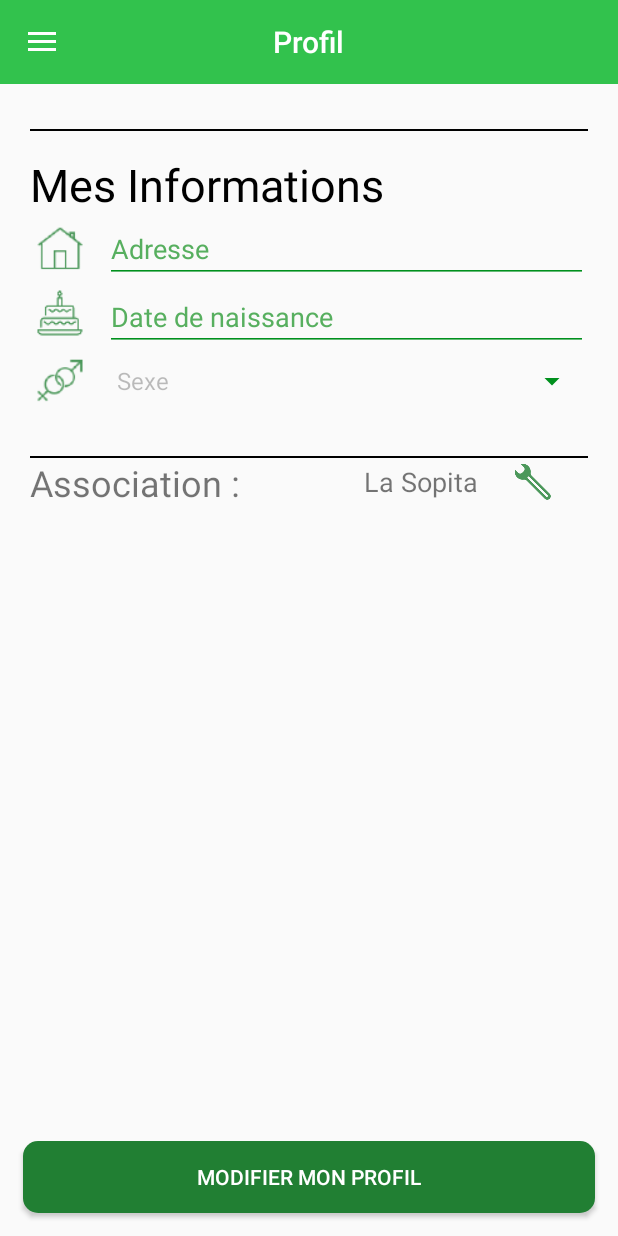
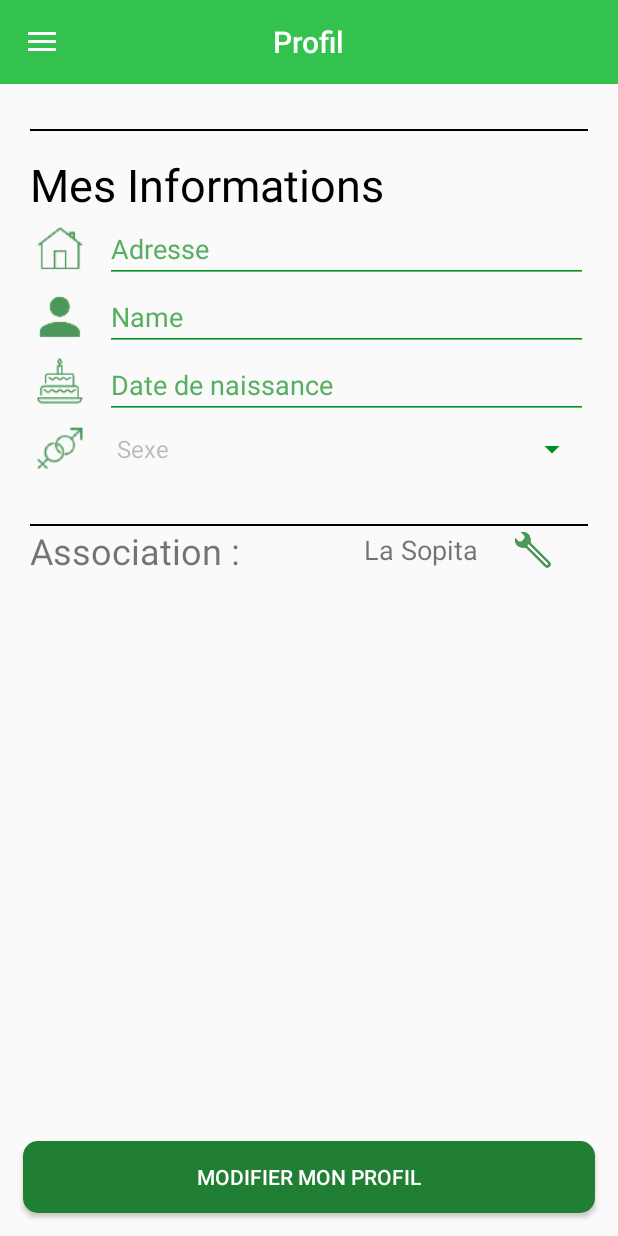
Before and after one commit to R0ma1nG/PLD-SMART, an Android app: the ProfileActivity screen opened directly, with no data from a screen before it, on a phone screen of 412 x 824 dp. Run offline under Robolectric (Android 15) with nearby library versions, the phone set to English and light mode, and no system bars; libraries missing offline, so code that uses them is left out: com.squareup.okhttp; 9 statements that could not run were skipped.

Commit message:
Profile ++
ajout des champs d'association

```diff
--- a/android/app/src/main/AndroidManifest.xml
+++ b/android/app/src/main/AndroidManifest.xml
@@ -50,6 +50,10 @@
         </activity>
         <activity
             android:name=".Activities.ProfileActivity"
+            android:screenOrientation="portrait"/>
+
+        <activity
+            android:name=".Activities.ChangeAssociationActivity"
             android:screenOrientation="portrait"/>
 
 
--- a/android/app/src/main/java/com/h4413/recyclyon/Activities/ProfileActivity.java
+++ b/android/app/src/main/java/com/h4413/recyclyon/Activities/ProfileActivity.java
@@ -19,11 +19,17 @@ import android.widget.Button;
 import android.widget.EditText;
 import android.widget.ImageButton;
 import android.widget.Spinner;
+import android.widget.TextView;
 import android.widget.Toast;
 
 import com.google.gson.Gson;
+import com.h4413.recyclyon.Activities.Connection.CGUActivity;
+import com.h4413.recyclyon.Activities.Connection.ChooseAssociationActivity;
 import com.h4413.recyclyon.Activities.Connection.InscriptionActivity;
+import com.h4413.recyclyon.Adapters.ChooseAssociationRecyclerViewAdapter;
 import com.h4413.recyclyon.Listeners.NavigationItemSelectedListener;
+import com.h4413.recyclyon.Model.Association;
+import com.h4413.recyclyon.Model.AssociationList;
 import com.h4413.recyclyon.Model.User;
 import com.h4413.recyclyon.R;
 import com.h4413.recyclyon.Services.UserServices;
@@ -43,12 +49,16 @@ public class ProfileActivity extends AppCompatActivity {
 
     private Spinner mSexInput;
     private EditText mAdressInput;
+    private EditText mNameInput;
     private EditText mDateNaissanceInput;
+    private TextView mAssociation;
+
+    private static final int REQUEST_CODE_ASSOCIATION = 1;
 
     private Button mChangeButton;
     private Button mCancelButton;
     private Button mSubmitButton;
-    private ImageButton associationChangeButton;
+    private ImageButton mAssociationChangeButton;
 
     private User mUser;
 
@@ -63,10 +73,12 @@ public class ProfileActivity extends AppCompatActivity {
         mSubmitButton = (Button) findViewById(R.id.profile_activity_submit_btn);
         mCancelButton = (Button)findViewById(R.id.profile_activity_cancel_btn);
         mSexInput = (Spinner) findViewById(R.id.profile_activity_gender_input);
+        mNameInput=(EditText) findViewById(R.id.profile_activity_name_input);
         mAdressInput = (EditText) findViewById(R.id.profile_activity_adress_input);
         mDateNaissanceInput = (EditText) findViewById(R.id.profile_activity_date_input);
         mChangeButton = (Button) findViewById(R.id.profile_activity_modification_btn);
-        associationChangeButton=(ImageButton) findViewById(R.id.profile_activity_btn_change_association);
+        mAssociationChangeButton=(ImageButton) findViewById(R.id.profile_activity_btn_change_association);
+        mAssociation= (TextView)findViewById(R.id.profile_activity_text_chosen_association);
         ArrayAdapter<CharSequence> adapter = ArrayAdapter.createFromResource(this,
                 R.array.inscriptionSexeChoices, android.R.layout.simple_spinner_item);
         adapter.setDropDownViewResource(android.R.layout.simple_spinner_dropdown_item);
@@ -75,13 +87,24 @@ public class ProfileActivity extends AppCompatActivity {
 
         mUser = UserServices.getCurrentUserFromSharedPreferences(this);
         mAdressInput.setText(mUser.adresse);
+        mNameInput.setText(mUser.nom);
         SimpleDateFormat simpleDate =  new SimpleDateFormat("dd/MM/yyyy");
         String strDt = simpleDate.format(mUser.dateNaissance);
         mDateNaissanceInput.setText(strDt);
         mSexInput.setSelection(mUser.sexe+1);
 
+        HttpClient.GET(Routes.Associations, mUser.idAssoc, ProfileActivity.this, new HttpClient.OnResponseCallback() {
+            @Override
+            public void onJSONResponse(int statusCode, JSONObject response) {
+                Gson gson = new Gson();
+                Association association = gson.fromJson(String.valueOf(response), Association.class);
+                mAssociation.setText(association.nom);
+            }
+        });
+
         //Verouille les champs sans le click sur modifier
         mSexInput.setEnabled(false);
+        mNameInput.setEnabled(false);
         mAdressInput.setEnabled(false);
         mDateNaissanceInput.setEnabled(false);
 
@@ -96,6 +119,7 @@ public class ProfileActivity extends AppCompatActivity {
             @Override
             public void onClick(View v) {
                 mUser.adresse = mAdressInput.getText().toString();
+                mUser.nom=mNameInput.getText().toString();
                 Date date = null;
                 if(!mDateNaissanceInput.getText().toString().equals("")) {
                     SimpleDateFormat sdf = new SimpleDateFormat("dd/MM/yyyy");
@@ -134,9 +158,19 @@ public class ProfileActivity extends AppCompatActivity {
             }
         });
 
+        mAssociationChangeButton.setOnClickListener(new View.OnClickListener() {
+            @Override
+            public void onClick(View view) {
+                Intent intent = new Intent(ProfileActivity.this, ChangeAssociationActivity.class);
+                //intent.putExtra("Association", mCurrentAssociation);
+                startActivityForResult(intent, REQUEST_CODE_ASSOCIATION);
+            }
+        });
+
         mChangeButton.setOnClickListener(new View.OnClickListener() {
             @Override
             public void onClick(View view) {
+                mNameInput.setEnabled(true);
                 mSexInput.setEnabled(true);
                 mAdressInput.setEnabled(true);
                 mDateNaissanceInput.setEnabled(true);
@@ -151,6 +185,7 @@ public class ProfileActivity extends AppCompatActivity {
     }
 
     private void disableInputs() {
+        mNameInput.setEnabled(false);
         mSexInput.setEnabled(false);
         mAdressInput.setEnabled(false);
         mDateNaissanceInput.setEnabled(false);
--- a/android/app/src/main/res/layout/content_profile.xml
+++ b/android/app/src/main/res/layout/content_profile.xml
@@ -70,6 +70,27 @@
         </LinearLayout>
 
         <LinearLayout
+            android:id="@+id/profile_activity_name_layout"
+            android:layout_width="match_parent"
+            android:layout_height="wrap_content">
+
+            <ImageView
+                android:layout_width="40dp"
+                android:layout_height="40dp"
+                android:id="@+id/inscription_name_img"
+                style="@style/ImageTheme"
+                android:layout_gravity="center"
+                android:layout_marginEnd="10dp"
+                android:src="@drawable/profile_name" />
+
+            <EditText
+                android:id="@+id/profile_activity_name_input"
+                style="@style/EditTextTheme"
+                android:hint="Name" />
+
+        </LinearLayout>
+
+        <LinearLayout
             android:id="@+id/profile_activity_date_layout"
             android:layout_width="match_parent"
             android:layout_height="wrap_content">
@@ -89,6 +110,8 @@
                 android:inputType="date" />
 
         </LinearLayout>
+
+
 
         <LinearLayout
             android:id="@+id/profile_activity_gender_layout"
--- a/android/app/src/main/res/values/strings.xml
+++ b/android/app/src/main/res/values/strings.xml
@@ -44,7 +44,7 @@
     <string name="chooseAssociationExample">Aucune</string>
     <string name="chooseAssociationValidate">Valider</string>
 
-    <string name="profileSuppression">Supprimer\n mon compte</string>
+    <string name="profileSuppression">Annuler</string>
 
     <!-- Menu String -->
     <string name="nav_homepage">Accueil</string>
```
Also changed, not shown: android/app/src/main/java/com/h4413/recyclyon/Activities/ChangeAssociationActivity.java (added, +104 -0 lines).
